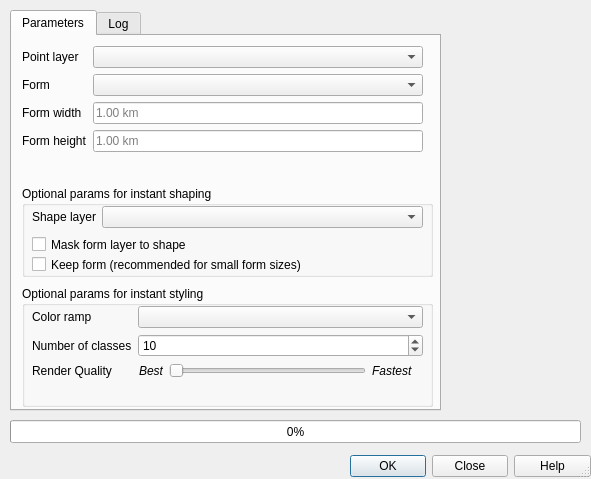
Above: bestagon_dialog_base.ui from KonstiDE/Bestagon before the change. Below: the same form after it.
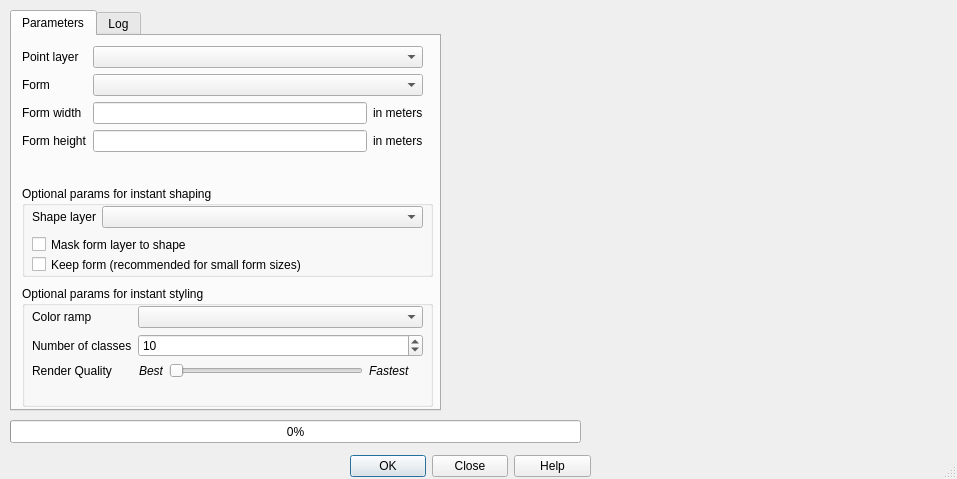
That is the form after the change. Custom widgets are drawn as their Qt base class.

Patch:
```diff
--- a/bestagon_dialog_base.ui
+++ b/bestagon_dialog_base.ui
@@ -9,7 +9,7 @@
    <rect>
     <x>0</x>
     <y>0</y>
-    <width>591</width>
+    <width>957</width>
     <height>479</height>
    </rect>
   </property>
@@ -102,16 +102,6 @@
         </property>
        </widget>
       </item>
-      <item row="2" column="1">
-       <widget class="QLineEdit" name="lineEdit_width">
-        <property name="placeholderText">
-         <string>1.00 km</string>
-        </property>
-        <property name="clearButtonEnabled">
-         <bool>false</bool>
-        </property>
-       </widget>
-      </item>
       <item row="3" column="0">
        <widget class="QLabel" name="label_3">
         <property name="text">
@@ -119,12 +109,44 @@
         </property>
        </widget>
       </item>
+      <item row="2" column="1">
+       <layout class="QHBoxLayout" name="horizontalLayout_4">
+        <item>
+         <widget class="QLineEdit" name="lineEdit_width">
+          <property name="placeholderText">
+           <string/>
+          </property>
+          <property name="clearButtonEnabled">
+           <bool>false</bool>
+          </property>
+         </widget>
+        </item>
+        <item>
+         <widget class="QLabel" name="label_unit_1">
+          <property name="text">
+           <string>in meters</string>
+          </property>
+         </widget>
+        </item>
+       </layout>
+      </item>
       <item row="3" column="1">
-       <widget class="QLineEdit" name="lineEdit_height">
-        <property name="placeholderText">
-         <string>1.00 km</string>
-        </property>
-       </widget>
+       <layout class="QHBoxLayout" name="horizontalLayout_5">
+        <item>
+         <widget class="QLineEdit" name="lineEdit_height">
+          <property name="placeholderText">
+           <string/>
+          </property>
+         </widget>
+        </item>
+        <item>
+         <widget class="QLabel" name="label_unit_2">
+          <property name="text">
+           <string>in meters</string>
+          </property>
+         </widget>
+        </item>
+       </layout>
       </item>
      </layout>
     </widget>
@@ -295,7 +317,7 @@
          <item>
           <widget class="QLabel" name="label_9">
            <property name="text">
-            <string> </string>
+            <string/>
            </property>
           </widget>
          </item>
```
Left out of the diff: 3 changed lines with no effect on the pictures.
